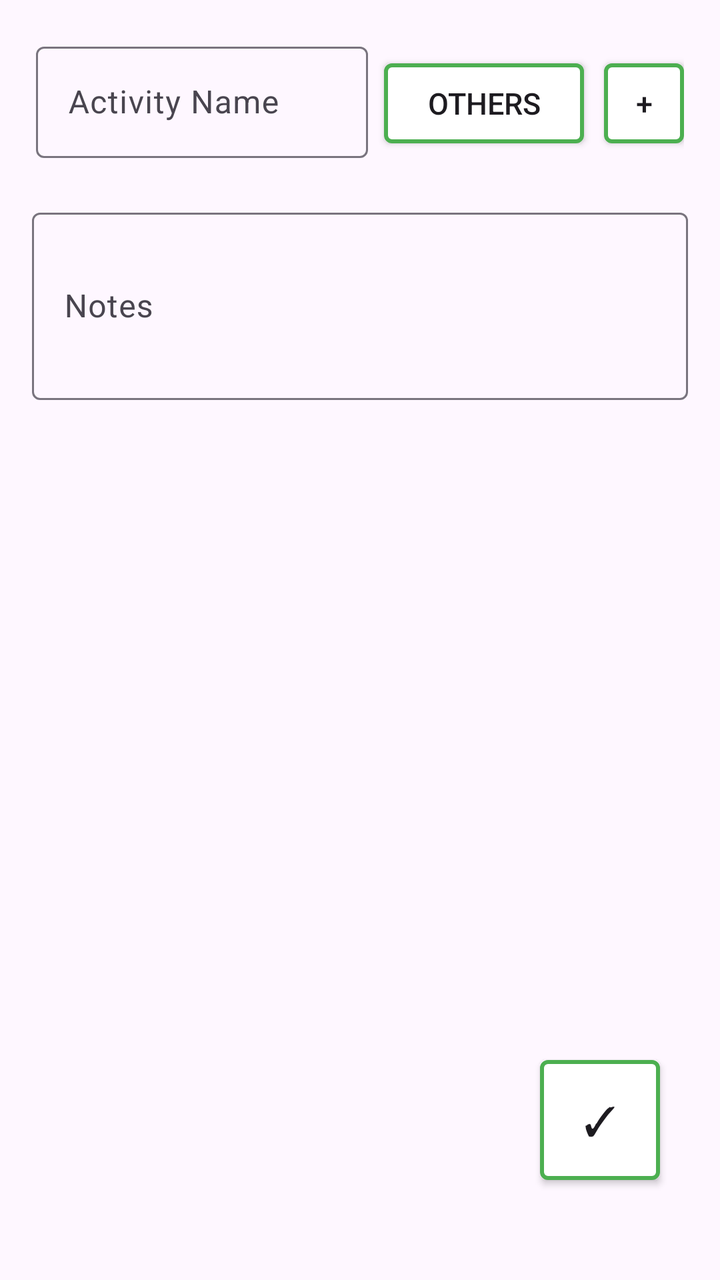
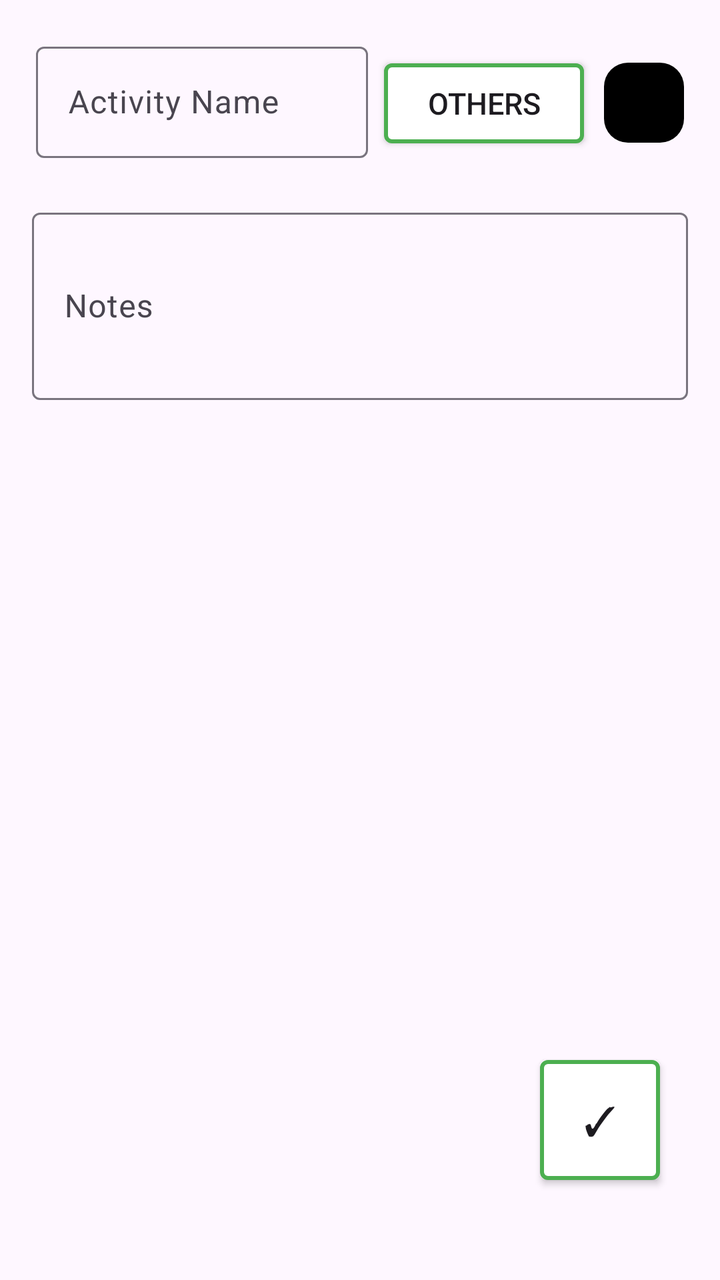

Two renders of the same Android screen: before a commit and after it. Below are the layout's source before the change and the commit's diff.
<!-- AndroidManifest.xml: application theme Theme.ActiveCalendar -->
<!-- res/layout/activity_add.xml -->
<?xml version="1.0" encoding="utf-8"?>
<FrameLayout xmlns:android="http://schemas.android.com/apk/res/android"
    xmlns:tools="http://schemas.android.com/tools"
    android:id="@+id/main"
    android:layout_width="match_parent"
    android:layout_height="match_parent"
    android:fillViewport="true"
    tools:context=".AddActivity">

    <ScrollView
        android:layout_width="match_parent"
        android:layout_height="match_parent">

        <LinearLayout
            android:layout_width="match_parent"
            android:layout_height="wrap_content"
            android:orientation="vertical"
            android:padding="16dp">

            <LinearLayout
                android:layout_width="match_parent"
                android:layout_height="wrap_content"
                android:orientation="horizontal"
                android:padding="2dp">

                
                <com.google.android.material.textfield.TextInputLayout
                    android:id="@+id/textInputLayout_activityName"
                    android:layout_width="0dp"
                    android:layout_height="wrap_content"
                    android:layout_weight="1"
                    android:layout_marginEnd="8dp"
                    android:hint="Activity Name">

                    <com.google.android.material.textfield.TextInputEditText
                        android:id="@+id/editText_activityName"
                        android:layout_width="match_parent"
                        android:layout_height="wrap_content"
                        android:inputType="text"/>
                </com.google.android.material.textfield.TextInputLayout>






                <Button
                    android:id="@+id/btn_chooseActivity"
                    android:layout_width="100dp"
                    android:layout_height="40dp"
                    android:background="@drawable/default_button"
                    android:text="Others"
                    android:textSize="15sp"
                    android:gravity="center"
                    android:padding="0dp"
                    android:minWidth="0dp"
                    android:minHeight="0dp"
                    android:layout_marginRight="10dp"/>

                <Button
                    android:id="@+id/btn_addActivityOption"
                    android:layout_width="40dp"
                    android:layout_height="40dp"
                    android:background="@drawable/default_button"
                    android:text="+"
                    android:textSize="15sp"
                    android:gravity="center"
                    android:padding="0dp"
                    android:minWidth="0dp"
                    android:minHeight="0dp"/>

            </LinearLayout>

            <com.google.android.material.textfield.TextInputLayout
                android:layout_width="match_parent"
                android:layout_height="wrap_content"
                android:layout_marginTop="20dp"
                android:hint="Notes">

                <com.google.android.material.textfield.TextInputEditText
                    android:id="@+id/editText_activityNotes"
                    android:layout_width="match_parent"
                    android:layout_height="wrap_content"
                    android:inputType="textMultiLine"
                    android:minLines="3"/>

            </com.google.android.material.textfield.TextInputLayout>

        </LinearLayout>

    </ScrollView>

    <Button
        android:id="@+id/btn_save"
        android:layout_width="60dp"
        android:layout_height="60dp"
        android:layout_gravity="bottom|end"
        android:layout_marginBottom="50dp"
        android:layout_marginRight="30dp"
        android:background="@drawable/default_button"
        android:gravity="center"
        android:minWidth="0dp"
        android:minHeight="0dp"
        android:padding="0dp"
        android:text="✓"
        android:textSize="20sp" />

</FrameLayout>
<!-- resources referenced by this layout -->
<resources>
  <!-- drawable default_button (drawable) -->
  <?xml version="1.0" encoding="utf-8"?>
  <ripple xmlns:android="http://schemas.android.com/apk/res/android"
      android:color="#33000000">
  
      <item>
          <shape>
              <solid android:color="#FFFFFF"/>
  
              <stroke
                  android:width="2dp"
                  android:color="#4CAF50"/>
  
              <padding
                  android:left="12dp"
                  android:top="8dp"
                  android:right="12dp"
                  android:bottom="8dp"/>
  
              <corners android:radius="3dp"/>
          </shape>
      </item>
  
  </ripple>
  <style name="Theme.ActiveCalendar" parent="Base.Theme.ActiveCalendar" />
  <style name="Base.Theme.ActiveCalendar" parent="Theme.Material3.DayNight.NoActionBar">
          
          
      </style>
</resources>

<!-- the commit's change to res/layout/activity_add.xml (unified diff, before → after) -->
@@ -39,11 +39,6 @@
                         android:inputType="text"/>
                 </com.google.android.material.textfield.TextInputLayout>
 
-
-
-
-
-
                 <Button
                     android:id="@+id/btn_chooseActivity"
                     android:layout_width="100dp"
@@ -57,17 +52,13 @@
                     android:minHeight="0dp"
                     android:layout_marginRight="10dp"/>
 
-                <Button
-                    android:id="@+id/btn_addActivityOption"
+                <View
+                    android:id="@+id/view_activityColor"
                     android:layout_width="40dp"
                     android:layout_height="40dp"
-                    android:background="@drawable/default_button"
-                    android:text="+"
-                    android:textSize="15sp"
-                    android:gravity="center"
-                    android:padding="0dp"
-                    android:minWidth="0dp"
-                    android:minHeight="0dp"/>
+                    android:layout_gravity="center"
+                    android:layout_marginTop="3dp"
+                    android:background="@drawable/color_square"/>
 
             </LinearLayout>
 
<!-- resource entries referenced after the edit -->
@@ -1,5 +1,13 @@
 <!-- resources referenced by this layout -->
 <resources>
+  <!-- drawable color_square (drawable) -->
+  <shape xmlns:android="http://schemas.android.com/apk/res/android"
+      android:shape="rectangle">
+  
+      <solid android:color="@android:color/black"/>
+  
+      <corners android:radius="12dp"/>
+  </shape>
   <!-- drawable default_button (drawable) -->
   <?xml version="1.0" encoding="utf-8"?>
   <ripple xmlns:android="http://schemas.android.com/apk/res/android"
